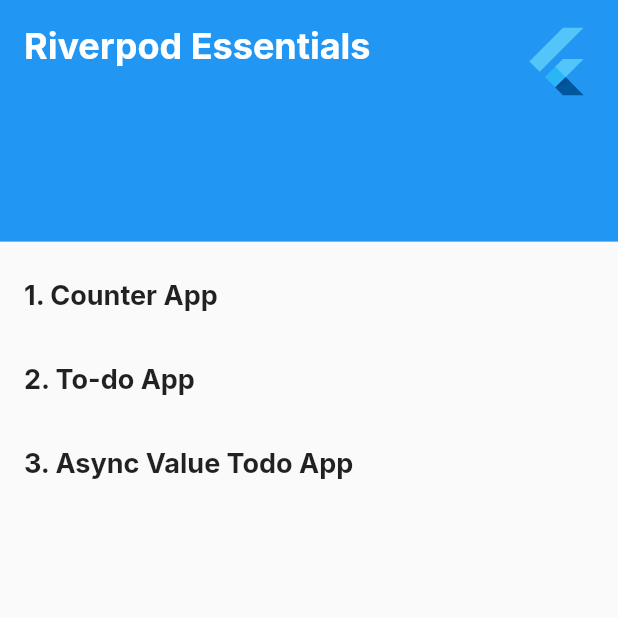
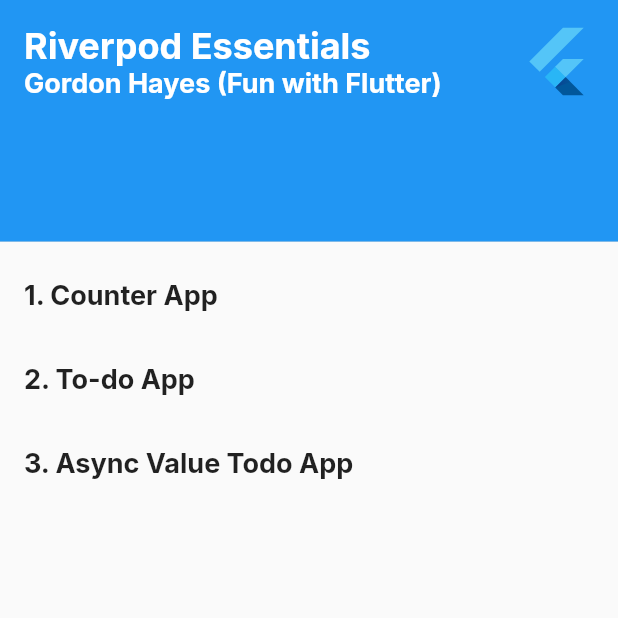
Before and after one commit to anubhavbagri/Riverpod-Essentials, a Flutter app: the screen it shows after launch, on a phone screen of 412 x 824 dp, the top half of it. Run offline on Flutter 3.47's test engine with Material 2 defaults, Android fonts, the phone set to English and light mode, and no system bars; our stand-ins replace flutter_riverpod, google_fonts.

Commit message:
giv eauthor credits

```diff
--- a/lib/main.dart
+++ b/lib/main.dart
@@ -56,6 +56,9 @@ class Home extends StatelessWidget {
                 crossAxisAlignment: CrossAxisAlignment.start,
                 mainAxisAlignment: MainAxisAlignment.spaceBetween,
                 children: [
+                  Column(
+                    crossAxisAlignment: CrossAxisAlignment.start,
+                    children: [
                       Text(
                         'Riverpod Essentials',
                         style: TextStyle(
@@ -63,6 +66,16 @@ class Home extends StatelessWidget {
                           fontWeight: FontWeight.bold,
                           color: Colors.white,
                         ),
+                      ),
+                      Text(
+                        'Gordon Hayes (Fun with Flutter)',
+                        style: TextStyle(
+                          fontSize: 18,
+                          fontWeight: FontWeight.bold,
+                          color: Colors.white,
+                        ),
+                      ),
+                    ],
                   ),
                   FlutterLogo(
                     size: 50,
```
Lines whose indentation alone changed are shown as unchanged.
